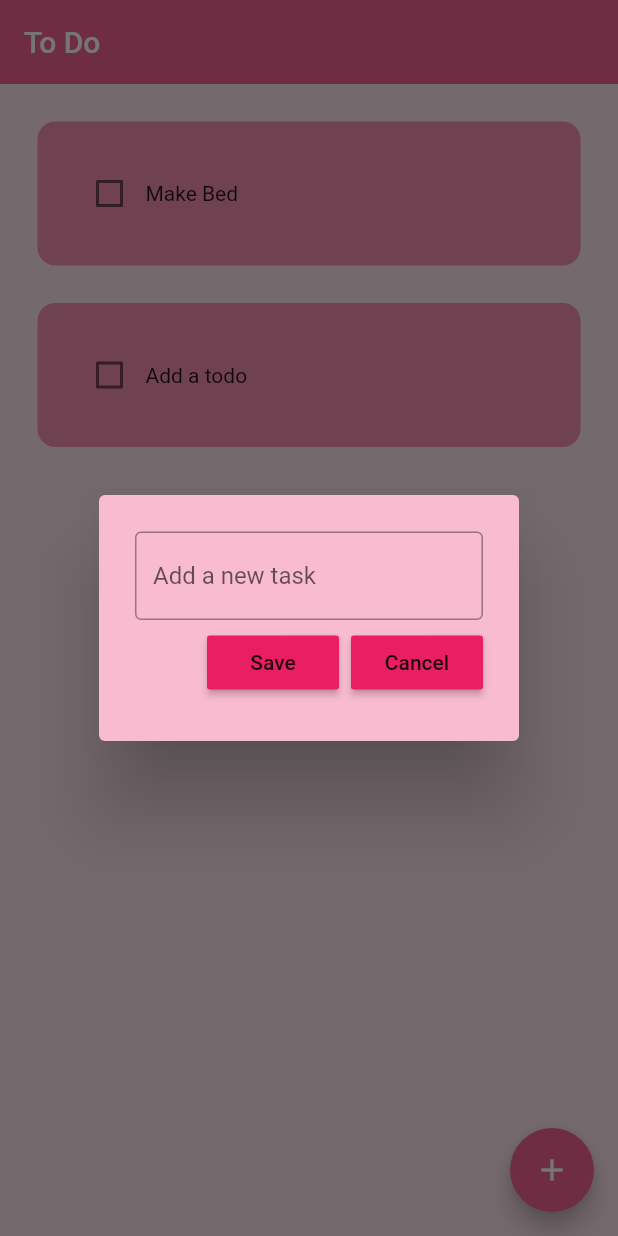
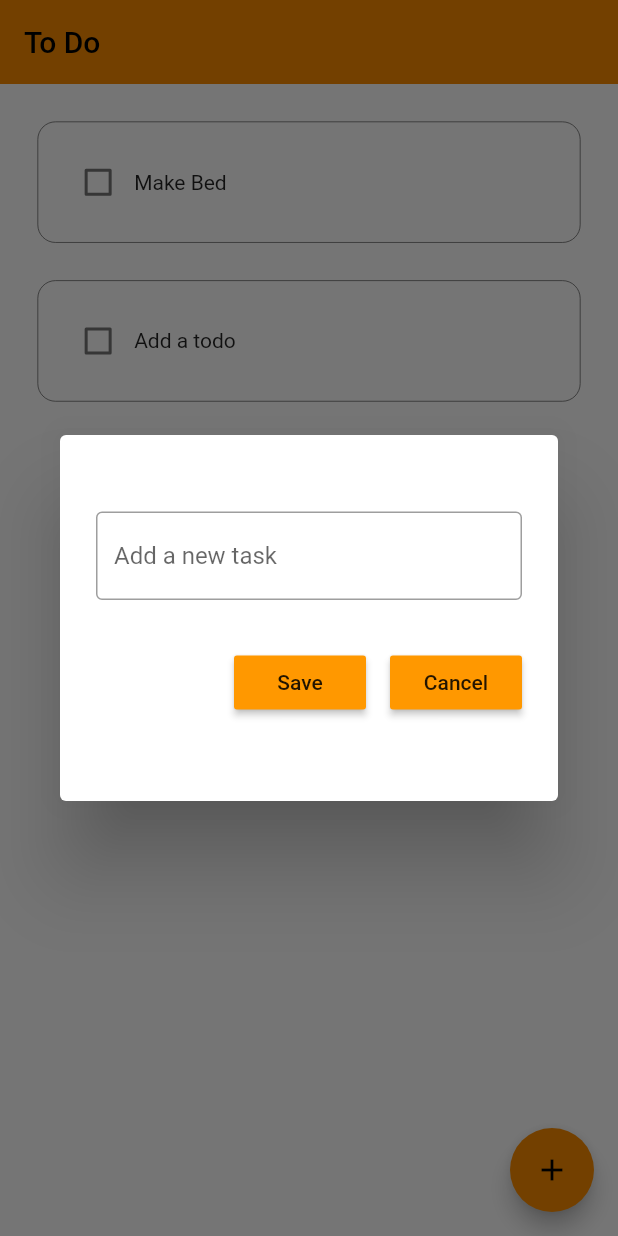
Before and after one commit to xtine-op/Task-manager, a Flutter app: the screen it shows after launch, after a tap on the "add" icon, on a phone screen of 412 x 824 dp. Run offline on Flutter 3.47's test engine with Material 2 defaults, Android fonts, the phone set to English and light mode, and no system bars; drawn by our look-alikes of flutter_slidable; our stand-ins replace hive_flutter; accounts and stored records are empty.

```diff
--- a/lib/main.dart
+++ b/lib/main.dart
@@ -21,7 +21,7 @@ class MyApp extends StatelessWidget {
     return MaterialApp(
       debugShowCheckedModeBanner: false,
       home: const HomePage(),
-      theme: ThemeData(primarySwatch: Colors.pink),
+      theme: ThemeData(primarySwatch: Colors.orange),
     );
   }
 }
--- a/lib/pages/home_page.dart
+++ b/lib/pages/home_page.dart
@@ -70,14 +70,14 @@ class _HomePageState extends State<HomePage> {
   @override
   Widget build(BuildContext context) {
     return Scaffold(
-      backgroundColor: Colors.pink[50],
+      backgroundColor: Colors.white,
       appBar: AppBar(
-        backgroundColor: Colors.pink[300],
+        backgroundColor: Colors.orange[600],
         title: const Text("To Do"),
         elevation: 0,
       ),
       floatingActionButton: FloatingActionButton(
-        backgroundColor: Colors.pink[300],
+        backgroundColor: Colors.orange[600],
         onPressed: createNewTask,
         child: const Icon(Icons.add),
       ),
--- a/lib/util/dialog_box.dart
+++ b/lib/util/dialog_box.dart
@@ -1,7 +1,10 @@
+// ignore_for_file: must_be_immutable
+
 import 'package:flutter/material.dart';
 import 'package:todo_app/util/my_button.dart';
 
 class DialogBox extends StatelessWidget {
+  // ignore: prefer_typing_uninitialized_variables
   final controller;
   VoidCallback onSave;
   VoidCallback onCancel;
@@ -16,16 +19,18 @@ class DialogBox extends StatelessWidget {
   @override
   Widget build(BuildContext context) {
     return AlertDialog(
-      backgroundColor: Colors.pink[100],
+      backgroundColor: Colors.white,
+      // ignore: sized_box_for_whitespace
       content: Container(
-        height: 120,
+        width: 320,
+        height: 200,
         child: Column(
           mainAxisAlignment: MainAxisAlignment.spaceEvenly,
           children: [
             //get user input
             TextField(
               controller: controller,
-              decoration: InputDecoration(
+              decoration: const InputDecoration(
                 border: OutlineInputBorder(),
                 hintText: "Add a new task",
               ),
@@ -37,7 +42,7 @@ class DialogBox extends StatelessWidget {
                 //save button
                 MyButton(text: "Save", onPressed: onSave),
 
-                const SizedBox(width: 8),
+                const SizedBox(width: 16),
 
                 //cancel button
                 MyButton(text: "Cancel", onPressed: onCancel),
--- a/lib/util/todo_tile.dart
+++ b/lib/util/todo_tile.dart
@@ -21,23 +21,30 @@ class ToDoTile extends StatelessWidget {
     return Padding(
       padding: const EdgeInsets.only(left: 25.0, right: 25, top: 25),
       child: Slidable(
-        endActionPane: ActionPane(motion: StretchMotion(), children: [
+        endActionPane: ActionPane(motion: const StretchMotion(), children: [
           SlidableAction(
             onPressed: deleteFunction,
             icon: Icons.delete,
-            backgroundColor: Colors.red,
+            foregroundColor: Colors.red[600],
             borderRadius: BorderRadius.circular(12),
           )
         ]),
         child: Container(
-          padding: EdgeInsets.all(24),
+          padding: const EdgeInsets.all(16),
+          decoration: BoxDecoration(
+              color: Colors.white,
+              border: Border.all(
+                color: Colors.grey.shade800,
+                width: 0.43,
+              ),
+              borderRadius: BorderRadius.circular(12)),
           child: Row(
             children: [
               //checkbox
               Checkbox(
                 value: taskCompleted,
                 onChanged: onChanged,
-                activeColor: Colors.black,
+                activeColor: Colors.orange[600],
               ),
               //task name
               Text(
@@ -49,8 +56,6 @@ class ToDoTile extends StatelessWidget {
               ),
             ],
           ),
-          decoration: BoxDecoration(
-              color: Colors.pink[200], borderRadius: BorderRadius.circular(12)),
         ),
       ),
     );
```
Also changed, not shown: 17 other files.
